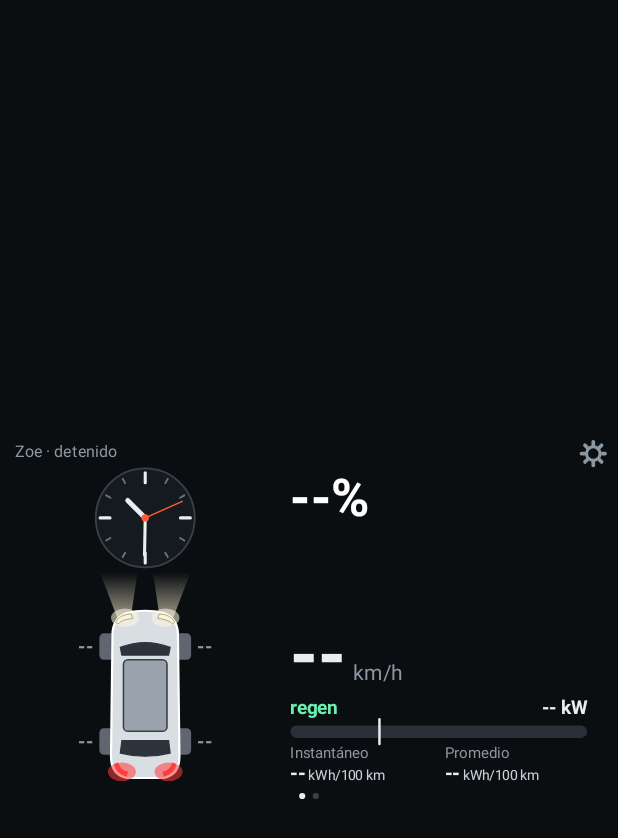
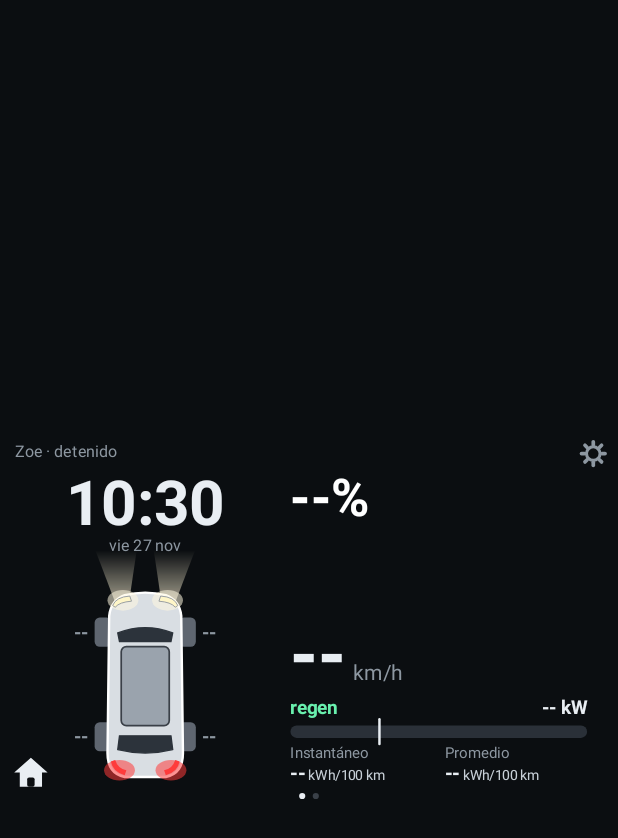
Before and after one commit to Esantiagohl01/Zoe-SOC, an Android app: the MainActivity screen opened directly, with no data from a screen before it, on a phone screen of 412 x 824 dp. Shown: the top 838 px of the screen. Run offline under Robolectric (Android 15) with nearby library versions, the phone set to English and light mode, and no system bars.

```diff
--- a/app/build.gradle.kts
+++ b/app/build.gradle.kts
@@ -11,8 +11,8 @@ android {
         applicationId = "com.zoesoc"
         minSdk = 26
         targetSdk = 34
-        versionCode = 9
-        versionName = "2.2"
+        versionCode = 10
+        versionName = "2.3"
     }
 
     // Llave fija para que cada versión nueva se instale encima de la anterior
--- a/app/src/main/java/com/zoesoc/DashView.kt
+++ b/app/src/main/java/com/zoesoc/DashView.kt
@@ -21,6 +21,7 @@ import kotlin.math.sin
  */
 class DashView(ctx: Context) : View(ctx) {
     var onSettings: (() -> Unit)? = null
+    var onHome: (() -> Unit)? = null
     private val prefs = Prefs(ctx)
     var page: Int = prefs.page.coerceIn(0, PAGES - 1)
         private set
@@ -133,10 +134,15 @@ class DashView(ctx: Context) : View(ctx) {
         if (page == 0) drawDigital(c, d) else drawDetail(c, d)
         drawHeader(c, d)
         drawDots(c)
+        drawHome(c)
         c.restore()
         // Un solo temporizador (no se acumulan): animación de carga o segundero del reloj.
+        // Un solo temporizador: animación de carga, o cambio de minuto del reloj.
         removeCallbacks(tick)
-        if (page == 0) postDelayed(tick, if (d?.charging == true) 50L else 1000L)
+        if (page == 0) {
+            val toNextMinute = 60_000L - System.currentTimeMillis() % 60_000L + 50L
+            postDelayed(tick, if (d?.charging == true) 50L else toNextMinute)
+        }
     }
 
     private fun drawHeader(c: Canvas, d: ZoeData?) {
@@ -159,6 +165,19 @@ class DashView(ctx: Context) : View(ctx) {
         }
     }
 
+    /** Casita blanca abajo a la izquierda: vuelve al inicio del Tbox. */
+    private fun drawHome(c: Canvas) {
+        val x = 50f; val y = 556f
+        val house = Path().apply {
+            moveTo(x, y - 30); lineTo(x + 27, y - 6); lineTo(x + 18, y - 6); lineTo(x + 18, y + 17)
+            lineTo(x - 18, y + 17); lineTo(x - 18, y - 6); lineTo(x - 27, y - 6); close()
+        }
+        fill.color = textC
+        c.drawPath(house, fill)
+        fill.color = bgC
+        c.drawRoundRect(x - 6, y + 2, x + 6, y + 17, 3f, 3f, fill) // puerta
+    }
+
     private fun drawDots(c: Canvas) {
         for (i in 0 until PAGES) {
             fill.color = if (i == page) textC else 0xFF3A4048.toInt()
@@ -171,8 +190,8 @@ class DashView(ctx: Context) : View(ctx) {
         val charging = d?.charging == true
         // Columna izquierda: reloj analógico arriba y carro más pequeño pegado abajo.
         val colX = 235f
-        drawClock(c, colX, 138f, 80f)
-        val carH = 292f
+        drawDigitalClock(c, colX)
+        val carH = 322f
         val carW = carH * CarArt.W / CarArt.H
         val carTop = 574f - carH
         car(c, colX, carTop, carH, d, pulseAlpha(d))
@@ -260,7 +279,7 @@ class DashView(ctx: Context) : View(ctx) {
     private fun drawDetail(c: Canvas, d: ZoeData?) {
         // Batería
         fill.color = panelC
-        c.drawRoundRect(20f, 70f, 360f, 556f, 20f, 20f, fill)
+        c.drawRoundRect(20f, 70f, 360f, 512f, 20f, 20f, fill)
         txt(c, "Salud de la batería", 40f, 110f, 26f, dimC)
         txt(c, d?.soh?.let { Fmt.f(it, 1) + " %" } ?: "--", 40f, 172f, 58f, Colors.GREEN, true)
         val pts = prefs.sohHistory.map { it.second }
@@ -280,10 +299,10 @@ class DashView(ctx: Context) : View(ctx) {
         fun row(y: Float, l: String, v: String, col: Int = textC) {
             txt(c, l, 40f, y, 28f, dimC); txt(c, v, 340f, y, 28f, col, true, Paint.Align.RIGHT)
         }
-        row(340f, "Dif. celdas", d?.cellDiffMv?.let { "$it mV" } ?: "--", if ((d?.cellDiffMv ?: 0) > 50) Colors.AMBER else textC)
-        row(390f, "Batería 12 V", d?.v12?.let { Fmt.f(it, 1) + " V" } ?: "--", if ((d?.v12 ?: 13.0) < 12.0) Colors.AMBER else textC)
-        row(440f, "Temp. batería", Fmt.temp(d?.tempC), Colors.batTemp(d?.tempC))
-        row(490f, "SOC real", d?.realSoc?.let { Fmt.f(it, 1) + " %" } ?: "--")
+        row(330f, "Dif. celdas", d?.cellDiffMv?.let { "$it mV" } ?: "--", if ((d?.cellDiffMv ?: 0) > 50) Colors.AMBER else textC)
+        row(375f, "Batería 12 V", d?.v12?.let { Fmt.f(it, 1) + " V" } ?: "--", if ((d?.v12 ?: 13.0) < 12.0) Colors.AMBER else textC)
+        row(420f, "Temp. batería", Fmt.temp(d?.tempC), Colors.batTemp(d?.tempC))
+        row(465f, "SOC real", d?.realSoc?.let { Fmt.f(it, 1) + " %" } ?: "--")
 
         // Llantas
         txt(c, "Llantas (PSI)", 500f, 100f, 26f, dimC, align = Paint.Align.CENTER)
@@ -294,7 +313,7 @@ class DashView(ctx: Context) : View(ctx) {
 
         // Cargas
         fill.color = panelC
-        c.drawRoundRect(640f, 70f, 980f, 556f, 20f, 20f, fill)
+        c.drawRoundRect(640f, 70f, 980f, 512f, 20f, 20f, fill)
         txt(c, "Cargas", 660f, 110f, 26f, dimC)
         val state = when {
             d == null || d.plugged == null -> "--"
@@ -310,39 +329,18 @@ class DashView(ctx: Context) : View(ctx) {
             txt(c, parts.getOrElse(0) { "" }, 660f, 210f + i * 42f, 28f, dimC)
             txt(c, parts.getOrElse(1) { "" }, 960f, 210f + i * 42f, 28f, textC, true, Paint.Align.RIGHT)
         }
-        txt(c, "Consumo promedio", 660f, 420f, 26f, dimC)
-        txt(c, d?.avgConsumption?.let { Fmt.f(it, 1) + " kWh/100" } ?: "--", 660f, 466f, 38f, textC, true)
-        txt(c, "Exterior " + Fmt.temp(d?.extTemp) + " · Interior " + Fmt.temp(d?.cabinTemp), 660f, 520f, 24f, dimC)
+        txt(c, "Consumo promedio", 660f, 395f, 26f, dimC)
+        txt(c, d?.avgConsumption?.let { Fmt.f(it, 1) + " kWh/100" } ?: "--", 660f, 438f, 38f, textC, true)
+        txt(c, "Exterior " + Fmt.temp(d?.extTemp) + " · Interior " + Fmt.temp(d?.cabinTemp), 660f, 488f, 24f, dimC)
     }
 
-    /** Reloj analógico con horario, minutero y segundero. */
-    private fun drawClock(c: Canvas, cx: Float, cy: Float, r: Float) {
-        fill.color = panelC
-        c.drawCircle(cx, cy, r, fill)
-        line.color = 0xFF3A4048.toInt(); line.strokeWidth = 3f
-        c.drawCircle(cx, cy, r, line)
-        for (i in 0 until 12) {
-            val a = i * Math.PI / 6
-            val major = i % 3 == 0
-            val l = if (major) r * 0.2f else r * 0.1f
-            line.color = if (major) textC else 0xFF6B747E.toInt()
-            line.strokeWidth = if (major) 5f else 3f
-            val sa = sin(a).toFloat(); val ca = cos(a).toFloat()
-            c.drawLine(cx + (r - 7) * sa, cy - (r - 7) * ca, cx + (r - 7 - l) * sa, cy - (r - 7 - l) * ca, line)
-        }
-        val cal = java.util.Calendar.getInstance()
-        val h = cal.get(java.util.Calendar.HOUR) + cal.get(java.util.Calendar.MINUTE) / 60.0
-        val m = cal.get(java.util.Calendar.MINUTE) + cal.get(java.util.Calendar.SECOND) / 60.0
-        val sec = cal.get(java.util.Calendar.SECOND).toDouble()
-        fun hand(angle: Double, len: Float, w: Float, col: Int) {
-            line.color = col; line.strokeWidth = w
-            c.drawLine(cx, cy, cx + len * sin(angle).toFloat(), cy - len * cos(angle).toFloat(), line)
-        }
-        hand(h * Math.PI / 6, r * 0.5f, 8f, textC)
-        hand(m * Math.PI / 30, r * 0.75f, 5f, textC)
-        hand(sec * Math.PI / 30, r * 0.82f, 2.5f, needleC)
-        fill.color = needleC
-        c.drawCircle(cx, cy, 6f, fill)
+    /** Reloj digital grande con la fecha debajo (solo cambia una vez por minuto). */
+    private fun drawDigitalClock(c: Canvas, cx: Float) {
+        val now = java.util.Date()
+        val es = java.util.Locale("es", "CO")
+        txt(c, java.text.SimpleDateFormat("HH:mm", es).format(now), cx, 150f, 100f, textC, true, Paint.Align.CENTER)
+        val day = java.text.SimpleDateFormat("EEE d MMM", es).format(now).replace(".", "")
+        txt(c, day, cx, 192f, 26f, dimC, align = Paint.Align.CENTER)
     }
 
     /** Presiones junto a cada llanta, por fuera del carro (izquierda alineada hacia el carro). */
@@ -376,7 +374,8 @@ class DashView(ctx: Context) : View(ctx) {
             val y = (e.y - oy) / sc
             when {
                 x > 900 && y < 90 -> onSettings?.invoke()
-                y > 560 -> go(if (x < 500) -1 else 1) // tocar los puntitos también cambia
+                x < 110 && y > 500 -> onHome?.invoke()
+                y > 560 && x in 420f..580f -> go(if (x < 500) -1 else 1) // tocar los puntitos también cambia
             }
             return true
         }
--- a/app/src/main/java/com/zoesoc/MainActivity.kt
+++ b/app/src/main/java/com/zoesoc/MainActivity.kt
@@ -18,6 +18,10 @@ class MainActivity : Activity() {
         window.addFlags(WindowManager.LayoutParams.FLAG_KEEP_SCREEN_ON)
         dash = DashView(this)
         dash.onSettings = { startActivity(Intent(this, SettingsActivity::class.java)) }
+        dash.onHome = {
+            // Muestra la pantalla de inicio del Tbox (la app sigue leyendo en segundo plano).
+            startActivity(Intent(Intent.ACTION_MAIN).addCategory(Intent.CATEGORY_HOME).addFlags(Intent.FLAG_ACTIVITY_NEW_TASK))
+        }
         setContentView(dash)
 
         val ok = Perms.ensure(this)
--- a/app/src/main/java/com/zoesoc/ZoeService.kt
+++ b/app/src/main/java/com/zoesoc/ZoeService.kt
@@ -79,6 +79,7 @@ class ZoeService : Service() {
                 var power: Double? = null
                 var fastTime = 0L
                 var lastFull = 0L
+                var fastTurn = 0
                 fun withLive(d: ZoeData) = d.copy(speedKmh = speed, powerKw = power, fastTime = fastTime)
                 while (running) {
                     try {
@@ -88,11 +89,12 @@ class ZoeService : Service() {
                             if (sp != null || pw != null) {
                                 speed = sp ?: speed; power = pw ?: power; fastTime = System.currentTimeMillis()
                             }
-                            val done = reader.step()
+                            // La batería, cada dos vueltas: menos tráfico, la velocidad sigue fluida (~3 por segundo).
+                            val done = if (fastTurn++ % 2 == 0) reader.step() else false
                             val d = withLive(reader.snapshot())
                             if (done) History.onData(this, d)
                             ZoeState.publish(d, "OK")
-                            if (!pause(20)) break
+                            if (!pause(60)) break
                         } else {
                             // Solo la burbuja: lectura completa cada 10 s.
                             if (System.currentTimeMillis() - lastFull >= FULL_MS) {
```
Also changed, not shown: app/src/main/java/com/zoesoc/Overlay.kt (+57 -11 lines).
